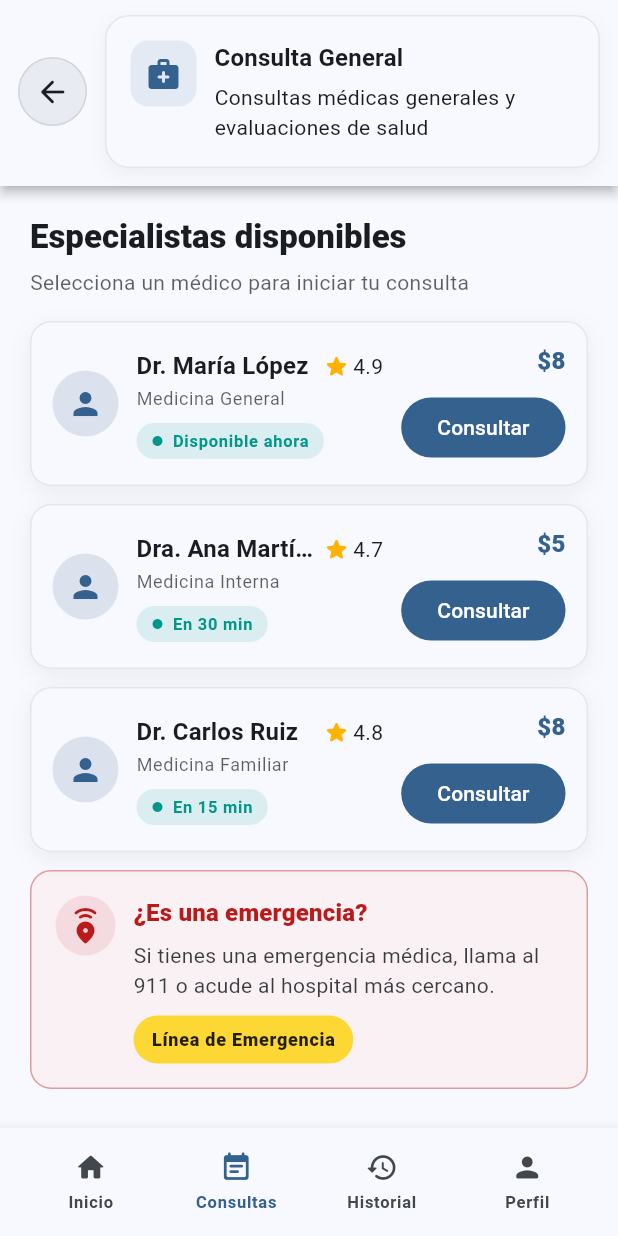
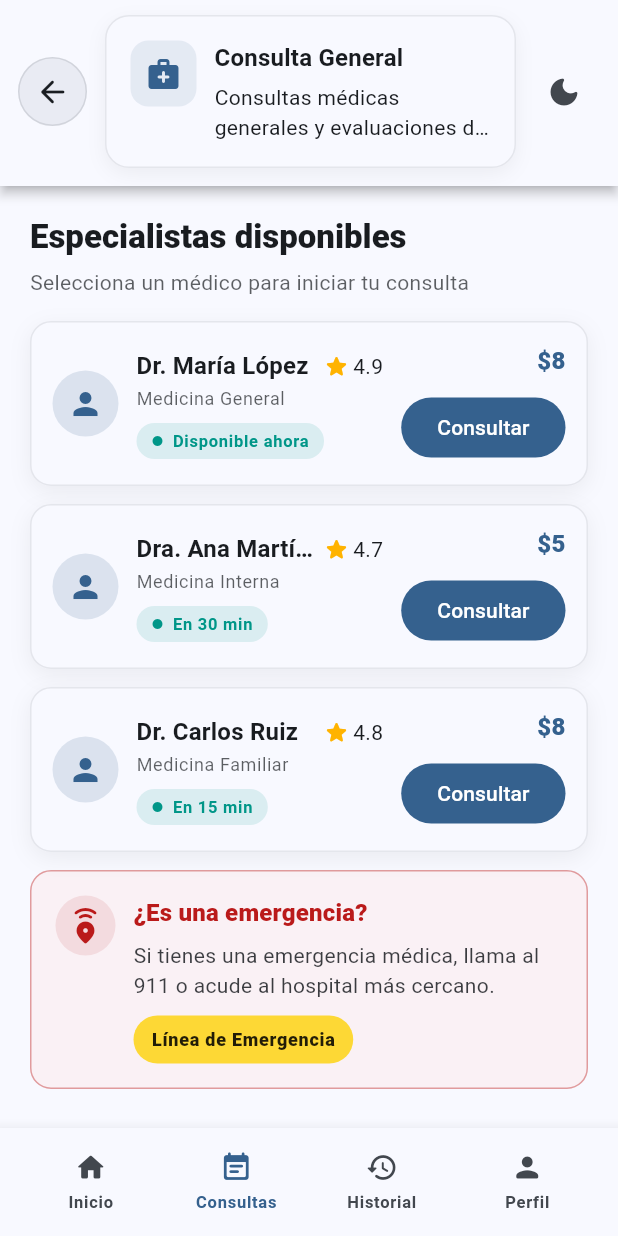
Before and after one commit to ValeriaCastro04/proyecto_hidoc, a Flutter app: the DoctoresDisponiblesPage screen opened directly, on a phone screen of 412 x 824 dp. Run offline on Flutter 3.47's test engine with Material 3 defaults, Android fonts, the light colour scheme and no system bars; our stand-ins replace fl_chart, flutter_riverpod, go_router.

Commit message:
Theme Básico con riverpod listo

```diff
--- a/lib/common/shared_widgets/header_bar.dart
+++ b/lib/common/shared_widgets/header_bar.dart
@@ -1,17 +1,20 @@
 import 'package:flutter/material.dart';
 import 'package:go_router/go_router.dart';
 
+/// AppBar reutilizable con dos variantes:
+/// - HeaderBar.brand(...): logo + (opcional) título + acciones
+/// - HeaderBar.category(...): botón atrás + tarjeta de categoría + acciones
 class HeaderBar extends StatelessWidget implements PreferredSizeWidget {
   final double height;
   final Widget child;
 
   const HeaderBar._({
+    super.key,
     required this.child,
     required this.height,
-    super.key,
   });
 
-  /// Header de marca: logo + acciones (Inicio)
+  /// Variante para pantallas de marca (ej. Home/Consultas/Perfil)
   factory HeaderBar.brand({
     required String logoAsset,
     String? title,
@@ -29,35 +32,36 @@ class HeaderBar extends StatelessWidget implements PreferredSizeWidget {
                 const SizedBox(width: 8),
                 Text(
                   title,
-                  style: const TextStyle(
-                    fontWeight: FontWeight.w700,
-                    fontSize: 18,
-                  ),
+                  style: const TextStyle(fontWeight: FontWeight.w700, fontSize: 18),
                   overflow: TextOverflow.ellipsis,
                 ),
               ],
             ],
           ),
           const Spacer(),
-          ...(actions ?? []),
+          ...(actions ?? const []),
         ],
       ),
     );
   }
 
-  /// Header de categoría: botón atrás + tarjeta (icono, título, subtítulo)
-  /// Altura mayor para permitir 2 líneas sin recortes
+  /// Variante para pantallas de categoría (ej. Búsqueda de médicos, Pago)
+  /// [onBack]: acción personalizada al retroceder (opcional)
+  /// [fallbackPath]: ruta a la que se navega si no hay stack para hacer pop
   factory HeaderBar.category({
     required String title,
     String? subtitle,
     IconData icon = Icons.medical_services_rounded,
     VoidCallback? onBack,
+    String fallbackPath = '/',
+    List<Widget>? actions,
+    double height = 124,
   }) {
     return HeaderBar._(
-      height: 124,
+      height: height,
       child: Row(
         children: [
-          _BackCircleButton(onBack: onBack),
+          _BackCircleButton(onBack: onBack, fallbackPath: fallbackPath),
           const SizedBox(width: 12),
           Expanded(
             child: _CategoryTile(
@@ -66,6 +70,10 @@ class HeaderBar extends StatelessWidget implements PreferredSizeWidget {
               subtitle: subtitle,
             ),
           ),
+          if (actions != null && actions.isNotEmpty) ...[
+            const SizedBox(width: 8),
+            ...actions,
+          ],
         ],
       ),
     );
@@ -76,7 +84,7 @@ class HeaderBar extends StatelessWidget implements PreferredSizeWidget {
     final cs = Theme.of(context).colorScheme;
     return Material(
       color: cs.surface,
-      elevation: 3,
+      elevation: 3, // separa visualmente del contenido
       child: SafeArea(
         bottom: false,
         child: Padding(
@@ -93,7 +101,9 @@ class HeaderBar extends StatelessWidget implements PreferredSizeWidget {
 
 class _BackCircleButton extends StatelessWidget {
   final VoidCallback? onBack;
-  const _BackCircleButton({this.onBack});
+  final String fallbackPath;
+
+  const _BackCircleButton({this.onBack, this.fallbackPath = '/'});
 
   @override
   Widget build(BuildContext context) {
@@ -104,7 +114,7 @@ class _BackCircleButton extends StatelessWidget {
             if (context.canPop()) {
               context.pop();
             } else {
-              context.go('/');
+              context.go(fallbackPath);
             }
           },
       borderRadius: BorderRadius.circular(999),
@@ -125,7 +135,12 @@ class _CategoryTile extends StatelessWidget {
   final IconData icon;
   final String title;
   final String? subtitle;
-  const _CategoryTile({required this.icon, required this.title, this.subtitle});
+
+  const _CategoryTile({
+    required this.icon,
+    required this.title,
+    this.subtitle,
+  });
 
   @override
   Widget build(BuildContext context) {
@@ -142,7 +157,7 @@ class _CategoryTile extends StatelessWidget {
             color: Colors.black.withOpacity(.05),
             blurRadius: 10,
             offset: const Offset(0, 4),
-          )
+          ),
         ],
       ),
       padding: const EdgeInsets.all(16),
@@ -160,6 +175,7 @@ class _CategoryTile extends StatelessWidget {
             child: Icon(icon, color: cs.primary),
           ),
           const SizedBox(width: 12),
+          // Texto con control de overflow
           Expanded(
             child: Column(
               crossAxisAlignment: CrossAxisAlignment.start,
--- a/lib/features/doctor/screen/agenda_screen.dart
+++ b/lib/features/doctor/screen/agenda_screen.dart
@@ -4,6 +4,7 @@ import 'package:proyecto_hidoc/features/doctor/widgets/list/footer_doctor.dart';
 import 'package:proyecto_hidoc/common/shared_widgets/footer_group.dart';
 import 'package:proyecto_hidoc/common/shared_widgets/header_bar.dart';
 import 'package:proyecto_hidoc/features/doctor/widgets/list/patients.dart';
+import 'package:proyecto_hidoc/common/shared_widgets/theme_toggle_button.dart';
 
 class AgendaScreen extends StatefulWidget {
   static const String name = 'agenda_screen';
@@ -104,6 +105,7 @@ class _AgendaScreenState extends State<AgendaScreen> {
         logoAsset: 'assets/brand/hidoc_logo.png',
         title: name,
         actions: [
+          ThemeToggleButton(),
           IconButton(
             onPressed: () {},
             icon: Icon(
--- a/lib/features/doctor/screen/homedoctor_screen.dart
+++ b/lib/features/doctor/screen/homedoctor_screen.dart
@@ -9,6 +9,7 @@ import 'package:proyecto_hidoc/features/doctor/widgets/summary_card.dart';
 import 'package:proyecto_hidoc/common/shared_widgets/recent_activity.dart';
 import 'package:proyecto_hidoc/features/doctor/widgets/list/activities.dart';
 import 'package:proyecto_hidoc/features/doctor/widgets/list/summary_card_list.dart';
+import 'package:proyecto_hidoc/common/shared_widgets/theme_toggle_button.dart';
 
 class HomeDoctorScreen extends StatelessWidget {
   static const String name = 'homedoctor_screen';
@@ -23,6 +24,7 @@ class HomeDoctorScreen extends StatelessWidget {
         logoAsset: 'assets/brand/hidoc_logo.png',
         title: name,
         actions: [
+          ThemeToggleButton(),
           IconButton(
             onPressed: () {},
             icon: Icon(Icons.notifications_none_rounded, color: Theme.of(context).colorScheme.onSurface),
--- a/lib/features/doctor/screen/pacientes_screen.dart
+++ b/lib/features/doctor/screen/pacientes_screen.dart
@@ -4,6 +4,7 @@ import 'package:proyecto_hidoc/common/shared_widgets/header_bar.dart';
 import 'package:proyecto_hidoc/features/doctor/widgets/patient_item_list.dart';
 import 'package:proyecto_hidoc/features/doctor/widgets/list/footer_doctor.dart';
 import 'package:proyecto_hidoc/features/doctor/widgets/list/patients.dart';
+import 'package:proyecto_hidoc/common/shared_widgets/theme_toggle_button.dart';
 
 class PacientesScreen extends StatefulWidget {
   static const String name = 'pacientes_screen';
@@ -53,6 +54,7 @@ class _PacientesScreenState extends State<PacientesScreen> {
         logoAsset: 'assets/brand/hidoc_logo.png',
         title: name,
         actions: [
+          ThemeToggleButton(),
           IconButton(
             onPressed: () {},
             icon: Icon(Icons.notifications_none_rounded,
--- a/lib/features/doctor/screen/reportes_screen.dart
+++ b/lib/features/doctor/screen/reportes_screen.dart
@@ -7,6 +7,7 @@ import 'package:proyecto_hidoc/features/doctor/widgets/list/summary_card_list.da
 import 'package:proyecto_hidoc/features/doctor/widgets/patient_comment.dart';
 import 'package:proyecto_hidoc/features/doctor/widgets/doctor_info_card.dart';
 import 'package:proyecto_hidoc/features/doctor/widgets/montly_income_card.dart';
+import 'package:proyecto_hidoc/common/shared_widgets/theme_toggle_button.dart';
 
 class ReportesScreen extends StatelessWidget {
   static const String name = 'reportes_screen';
@@ -25,6 +26,7 @@ class ReportesScreen extends StatelessWidget {
         logoAsset: 'assets/brand/hidoc_logo.png',
         title: name,
         actions: [
+          ThemeToggleButton(),
           IconButton(
             onPressed: () {},
             icon: Icon(
--- a/lib/features/user/pages/doctores_disponibles.dart
+++ b/lib/features/user/pages/doctores_disponibles.dart
@@ -5,6 +5,7 @@ import 'package:proyecto_hidoc/features/user/widgets/footer_user.dart';
 import 'package:proyecto_hidoc/common/shared_widgets/header_bar.dart';
 import 'package:go_router/go_router.dart';
 import 'package:proyecto_hidoc/features/user/pages/pago_page.dart';
+import 'package:proyecto_hidoc/common/shared_widgets/theme_toggle_button.dart';
 
 // —— Ejemplo de “repositorio” que luego puedes cambiar por API/DB —— //
 class Doctor {
@@ -64,17 +65,14 @@ class DoctoresDisponiblesPage extends StatelessWidget {
 
     return Scaffold(
       appBar: HeaderBar.category(
-          title: category.title, // p.ej. "Consulta General"
-          subtitle: 'Consultas médicas generales y evaluaciones de salud',
-          icon: Icons.medical_services_rounded,
-          onBack: () {
-            if (context.canPop()) {
-              context.pop();
-            } else {
-              context.go('/consultas');
-            }
-          },
-        ),
+        title: category.title,
+        subtitle: 'Consultas médicas generales y evaluaciones de salud',
+        icon: Icons.medical_services_rounded,
+        onBack: () {
+          if (context.canPop()) context.pop(); else context.go('/consultas');
+        },
+        actions: const [ ThemeToggleButton() ], // ⬅️ aquí
+      ),
       body: SafeArea(
         child: FutureBuilder<List<Doctor>>(
           future: repo.getByCategory(category),
--- a/lib/features/user/screen/consultas_screen.dart
+++ b/lib/features/user/screen/consultas_screen.dart
@@ -3,6 +3,7 @@ import 'package:proyecto_hidoc/common/shared_widgets/footer.dart';
 import 'package:proyecto_hidoc/common/shared_widgets/header_bar.dart';
 import 'package:proyecto_hidoc/features/user/widgets/footer_user.dart';
 import 'package:proyecto_hidoc/features/user/widgets/quick_actions_user.dart';
+import 'package:proyecto_hidoc/common/shared_widgets/theme_toggle_button.dart';
 
 class ConsultasScreen extends StatelessWidget {
   const ConsultasScreen({super.key});
@@ -18,6 +19,7 @@ class ConsultasScreen extends StatelessWidget {
         logoAsset: 'assets/brand/hidoc_logo.png',
         title: 'HiDoc!',
         actions: [
+          ThemeToggleButton(),
           IconButton(
             onPressed: () {},
             icon: Icon(
--- a/lib/features/user/screen/homeuser_screen.dart
+++ b/lib/features/user/screen/homeuser_screen.dart
@@ -4,6 +4,7 @@ import 'package:proyecto_hidoc/common/shared_widgets/footer.dart';
 import 'package:proyecto_hidoc/features/user/widgets/quick_actions_user.dart';
 import 'package:proyecto_hidoc/common/shared_widgets/header_bar.dart';
 import 'package:proyecto_hidoc/common/shared_widgets/gradient_background.dart';
+import 'package:proyecto_hidoc/common/shared_widgets/theme_toggle_button.dart';
 
 class HomeUserScreen extends StatelessWidget {
   static const String name = 'HomeUser';
@@ -17,6 +18,7 @@ class HomeUserScreen extends StatelessWidget {
         logoAsset: 'assets/brand/hidoc_logo.png',
         title: 'HiDoc!',
         actions: [
+          ThemeToggleButton(),
           IconButton(
             onPressed: () {},
             icon: Icon(Icons.notifications_none_rounded, color: Theme.of(context).colorScheme.onSurface),
--- a/lib/features/user/screen/perfil_screen.dart
+++ b/lib/features/user/screen/perfil_screen.dart
@@ -3,6 +3,7 @@ import 'package:proyecto_hidoc/common/shared_widgets/footer.dart';
 import 'package:proyecto_hidoc/common/shared_widgets/header_bar.dart';
 import 'package:proyecto_hidoc/common/shared_widgets/gradient_background.dart';
 import 'package:proyecto_hidoc/features/user/widgets/footer_user.dart';
+import 'package:proyecto_hidoc/common/shared_widgets/theme_toggle_button.dart';
 
 class PerfilScreen extends StatefulWidget {
   const PerfilScreen({super.key});
@@ -26,6 +27,7 @@ class _PerfilScreenState extends State<PerfilScreen> {
         logoAsset: 'assets/brand/hidoc_logo.png',
         title: 'HiDoc!',
         actions: [
+          ThemeToggleButton(),
           IconButton(
             onPressed: () {},
             icon: Icon(Icons.notifications_none_rounded,
```
